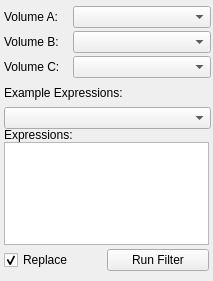
Old version of the form src/Interface/ToolInterface/ArithmeticFilterInterface.ui in the repository SCIInstitute/Seg3D.
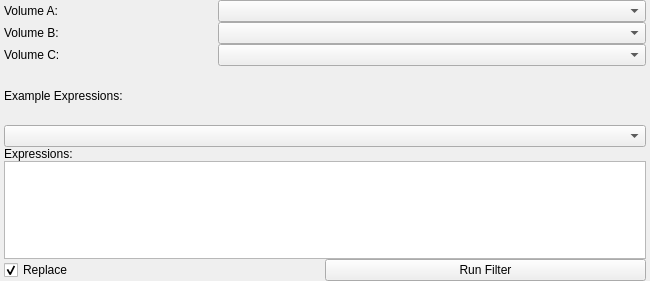
New version of the form.

```diff
--- a/src/Interface/ToolInterface/ArithmeticFilterInterface.ui
+++ b/src/Interface/ToolInterface/ArithmeticFilterInterface.ui
@@ -6,12 +6,12 @@
    <rect>
     <x>0</x>
     <y>0</y>
-    <width>213</width>
+    <width>650</width>
     <height>281</height>
    </rect>
   </property>
   <property name="sizePolicy">
-   <sizepolicy hsizetype="Fixed" vsizetype="Fixed">
+   <sizepolicy hsizetype="Expanding" vsizetype="Fixed">
     <horstretch>0</horstretch>
     <verstretch>0</verstretch>
    </sizepolicy>
@@ -24,22 +24,30 @@
   </property>
   <property name="maximumSize">
    <size>
-    <width>213</width>
+    <width>16777215</width>
     <height>281</height>
    </size>
   </property>
   <property name="windowTitle">
    <string>Arithmetic Filter</string>
   </property>
-  <widget class="QWidget" name="layoutWidget_2">
-   <property name="geometry">
-    <rect>
-     <x>4</x>
-     <y>4</y>
-     <width>207</width>
-     <height>26</height>
-    </rect>
+  <layout class="QVBoxLayout" name="verticalLayout_3">
+   <property name="spacing">
+    <number>0</number>
    </property>
+   <property name="leftMargin">
+    <number>4</number>
+   </property>
+   <property name="topMargin">
+    <number>0</number>
+   </property>
+   <property name="rightMargin">
+    <number>4</number>
+   </property>
+   <property name="bottomMargin">
+    <number>0</number>
+   </property>
+   <item>
    <layout class="QHBoxLayout" name="volumeAHLayout" stretch="1,2">
     <property name="spacing">
      <number>0</number>
@@ -55,16 +63,8 @@
      <widget class="QComboBox" name="volumeAComboBox"/>
     </item>
    </layout>
-  </widget>
-  <widget class="QWidget" name="layoutWidget_3">
-   <property name="geometry">
-    <rect>
-     <x>4</x>
-     <y>29</y>
-     <width>207</width>
-     <height>26</height>
-    </rect>
-   </property>
+   </item>
+   <item>
    <layout class="QHBoxLayout" name="volumeBHLayout" stretch="1,2">
     <property name="spacing">
      <number>0</number>
@@ -80,16 +80,8 @@
      <widget class="QComboBox" name="volumeBComboBox"/>
     </item>
    </layout>
-  </widget>
-  <widget class="QWidget" name="layoutWidget_4">
-   <property name="geometry">
-    <rect>
-     <x>4</x>
-     <y>54</y>
-     <width>207</width>
-     <height>26</height>
-    </rect>
-   </property>
+   </item>
+   <item>
    <layout class="QHBoxLayout" name="volumeCHLayout" stretch="1,2">
     <property name="spacing">
      <number>0</number>
@@ -105,48 +97,8 @@
      <widget class="QComboBox" name="volumeCComboBox"/>
     </item>
    </layout>
-  </widget>
-  <widget class="QWidget" name="layoutWidget">
-   <property name="geometry">
-    <rect>
-     <x>4</x>
-     <y>244</y>
-     <width>205</width>
-     <height>32</height>
-    </rect>
-   </property>
-   <layout class="QHBoxLayout" name="replaceInvertLayout">
-    <property name="spacing">
-     <number>0</number>
-    </property>
-    <item>
-     <widget class="QCheckBox" name="replaceCheckBox">
-      <property name="text">
-       <string>Replace</string>
-      </property>
-      <property name="checked">
-       <bool>true</bool>
-      </property>
-     </widget>
     </item>
     <item>
-     <widget class="QPushButton" name="invertButton">
-      <property name="text">
-       <string>Run Filter</string>
-      </property>
-     </widget>
-    </item>
-   </layout>
-  </widget>
-  <widget class="QWidget" name="layoutWidget">
-   <property name="geometry">
-    <rect>
-     <x>4</x>
-     <y>79</y>
-     <width>207</width>
-     <height>50</height>
-    </rect>
-   </property>
    <layout class="QVBoxLayout" name="verticalLayout">
     <property name="spacing">
      <number>0</number>
@@ -162,32 +114,74 @@
      <widget class="QComboBox" name="comboBox"/>
     </item>
    </layout>
-  </widget>
-  <widget class="QWidget" name="layoutWidget">
-   <property name="geometry">
-    <rect>
-     <x>4</x>
-     <y>128</y>
-     <width>205</width>
-     <height>117</height>
-    </rect>
-   </property>
+   </item>
+   <item>
    <layout class="QVBoxLayout" name="verticalLayout_2">
     <property name="spacing">
      <number>0</number>
     </property>
     <item>
      <widget class="QLabel" name="label_2">
+       <property name="sizePolicy">
+        <sizepolicy hsizetype="Expanding" vsizetype="Preferred">
+         <horstretch>0</horstretch>
+         <verstretch>0</verstretch>
+        </sizepolicy>
+       </property>
       <property name="text">
        <string>Expressions:</string>
       </property>
      </widget>
     </item>
     <item>
-     <widget class="QTextEdit" name="textEdit"/>
-    </item>
-   </layout>
-  </widget>
+      <widget class="QTextEdit" name="textEdit">
+       <property name="sizePolicy">
+        <sizepolicy hsizetype="Expanding" vsizetype="Fixed">
+         <horstretch>0</horstretch>
+         <verstretch>0</verstretch>
+        </sizepolicy>
+       </property>
+       <property name="minimumSize">
+        <size>
+         <width>0</width>
+         <height>98</height>
+        </size>
+       </property>
+       <property name="maximumSize">
+        <size>
+         <width>16777215</width>
+         <height>98</height>
+        </size>
+       </property>
+      </widget>
+     </item>
+    </layout>
+   </item>
+   <item>
+    <layout class="QHBoxLayout" name="replaceInvertLayout">
+     <property name="spacing">
+      <number>0</number>
+     </property>
+     <item>
+      <widget class="QCheckBox" name="replaceCheckBox">
+       <property name="text">
+        <string>Replace</string>
+       </property>
+       <property name="checked">
+        <bool>true</bool>
+       </property>
+      </widget>
+     </item>
+     <item>
+      <widget class="QPushButton" name="invertButton">
+       <property name="text">
+        <string>Run Filter</string>
+       </property>
+      </widget>
+     </item>
+    </layout>
+   </item>
+  </layout>
  </widget>
  <resources/>
  <connections/>
```
Lines whose indentation alone changed are shown as unchanged.
